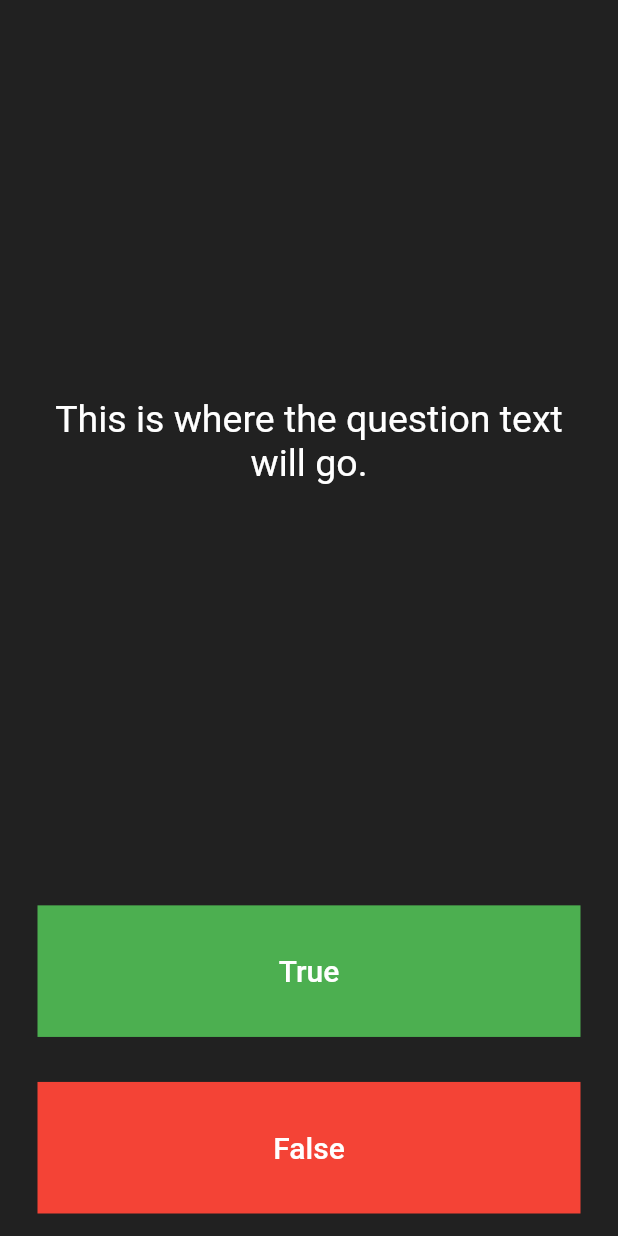
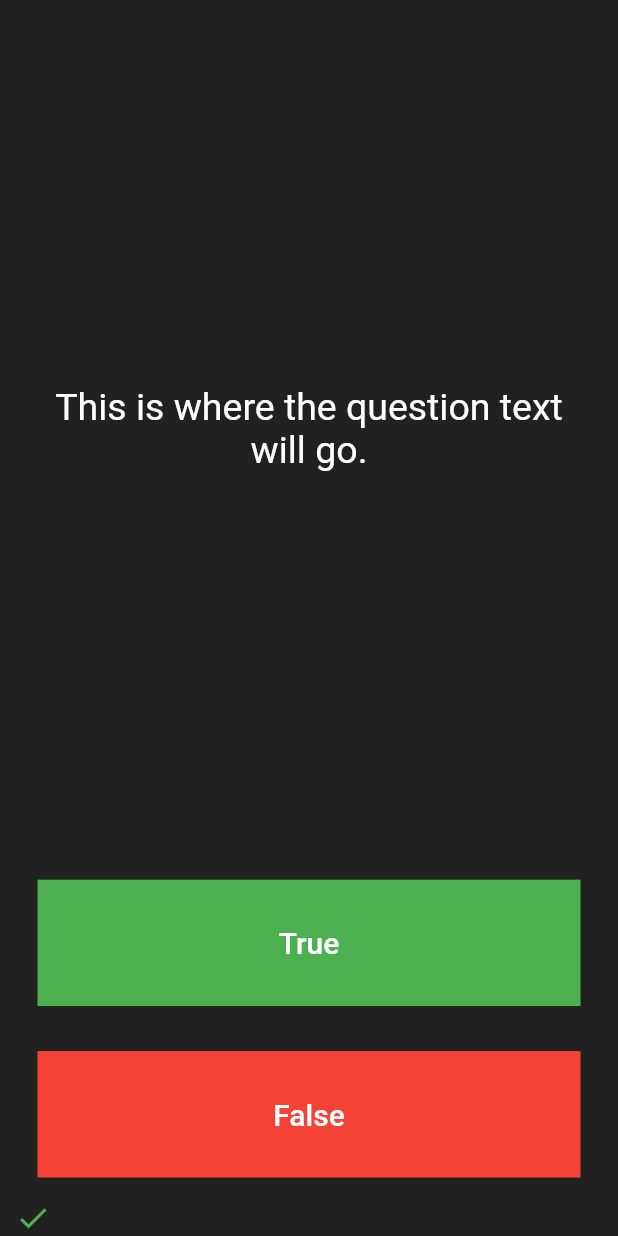
Before and after one commit to karanrana097/quizze_App, a Flutter app: the screen it shows after launch, after a tap on "True", on a phone screen of 412 x 824 dp. Run offline on Flutter 3.47's test engine with Material 2 defaults, Android fonts, the phone set to English and light mode, and no system bars.

Commit message:
Created score keeper list

```diff
--- a/lib/main.dart
+++ b/lib/main.dart
@@ -26,9 +26,12 @@
 
   @override
   _QuizPageState createState() => _QuizPageState();
+
 }
 
 class _QuizPageState extends State<QuizPage> {
+  List<Icon> scorekeeper=[
+  ];
   @override
   Widget build(BuildContext context) {
     return Column(
@@ -66,6 +69,14 @@
                 ),
                 onPressed: () {
                   //The user picked true.
+                  setState(() {
+                    scorekeeper.add(
+                      Icon(
+                        Icons.check,
+                        color: Colors.green,
+                      ),
+                    );
+                  });
                 },
               ),
             ),
@@ -85,13 +96,23 @@
                   ),
                 ),
                 onPressed: () {
+                  setState(() {
+                    scorekeeper.add(
+                      Icon(
+                        Icons.close,
+                        color: Colors.red,
+                      ),
+                    );
+                  });
                   //The user picked false.
                 },
               ),
             ),
           ),
         ),
-        //TODO: Add a Row here as your score keeper
+        Row(
+          children: scorekeeper,
+        ),
       ],
     );
   }
```
